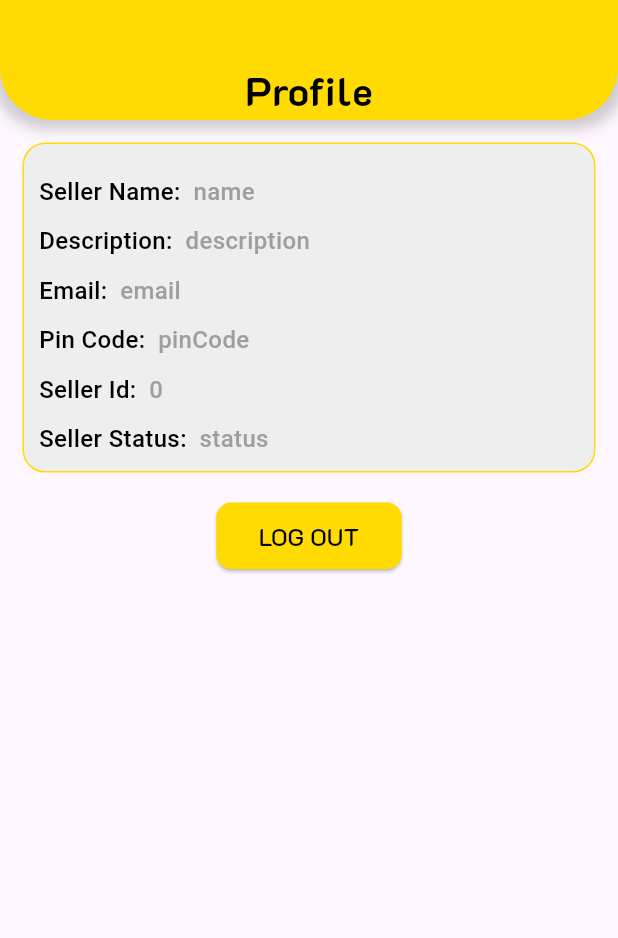
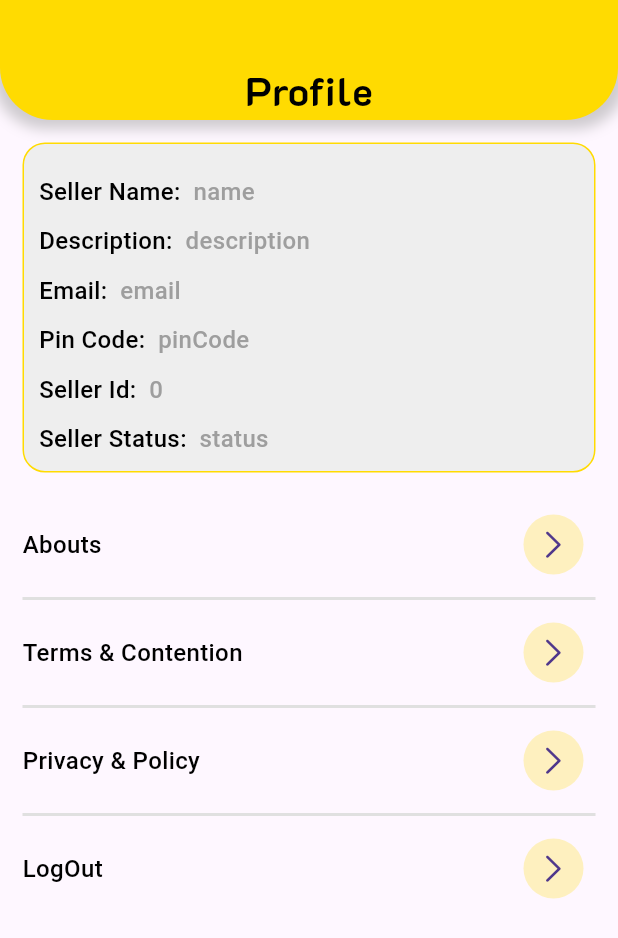
Before and after one commit to musthafamullath/Fork-Plate-Restaurant, a Flutter app: the ScreenProfile screen opened directly, on a phone screen of 412 x 824 dp. Shown: the top 938 px of the screen. Run offline on Flutter 3.47's test engine with Material 3 defaults, Android fonts, the phone set to English and light mode, and no system bars; our stand-ins replace bloc, dio, flutter_bloc, image_picker, salomon_bottom_bar, shared_preferences; accounts and stored records are empty; network calls fail.

Commit message:
camara & gallery

```diff
--- a/lib/utils/constants.dart
+++ b/lib/utils/constants.dart
@@ -12,6 +12,7 @@ const kWidth50 = SizedBox(width: 50);
 
 const divider1 = Divider(thickness: 1, color: Colors.black);
 const divider2 = Divider(thickness: 2, color: Colors.grey);
+final divider3 = Divider(thickness: 2,color: Colors.grey.shade300,);
 const divider5 = Divider(thickness: 5, color: Colors.black);
 
 const Color orange = Colors.orange;
--- a/lib/views/screens/home/widgets/seller_sales_panal_widget.dart
+++ b/lib/views/screens/home/widgets/seller_sales_panal_widget.dart
@@ -23,7 +23,7 @@ class SellerSalesPanalWidget extends StatelessWidget {
         height: width * 3 / 10,
         decoration: BoxDecoration(
           borderRadius: BorderRadius.circular(15),
-          color: yellow,
+          color: white,
           border: Border.all(
             width: 1.5,
             color: black,
--- a/lib/views/screens/profile/screen_profile.dart
+++ b/lib/views/screens/profile/screen_profile.dart
@@ -1,10 +1,11 @@
+import 'package:flutter/cupertino.dart';
 import 'package:flutter/material.dart';
 import 'package:flutter_bloc/flutter_bloc.dart';
 import 'package:foodie_fly_restaurant/controllers/blocs/profile/profile_bloc.dart';
 import 'package:foodie_fly_restaurant/utils/constants.dart';
 import 'package:foodie_fly_restaurant/views/screens/profile/widgets/dialog_box.dart';
 import 'package:foodie_fly_restaurant/views/widgets/class_widgets/app_bar_widget.dart';
-import 'package:foodie_fly_restaurant/views/widgets/class_widgets/button_widget.dart';
+import 'package:foodie_fly_restaurant/views/widgets/class_widgets/section_head.dart';
 
 import '../../widgets/class_widgets/profile_span_text.dart';
 
@@ -83,17 +84,82 @@ class ScreenProfile extends StatelessWidget {
                       ),
                     ),
                     kHight20,
-                    ButtonWidget(
-                      width: size * 6 / 10,
-                      height: size * 2.7 / 10,
-                      text: "LOG OUT",
-                      onPressed: () async {
-                        showDialogBOx(context);
-                      },
-                    ),
                   ],
                 );
               },
+            ),
+            Row(
+              mainAxisAlignment: MainAxisAlignment.spaceBetween,
+              children: [
+                const SectionHead(
+                  heading: 'Abouts',
+                  values: '',
+                ),
+                IconButton(
+                  onPressed: () {},
+                  icon: CircleAvatar(
+                      backgroundColor: yellow.withOpacity(0.25),
+                      child: const Icon(
+                        CupertinoIcons.right_chevron,
+                      )),
+                ),
+              ],
+            ),
+            divider3,
+            Row(
+              mainAxisAlignment: MainAxisAlignment.spaceBetween,
+              children: [
+                const SectionHead(
+                  heading: 'Terms & Contention',
+                  values: '',
+                ),
+                IconButton(
+                  onPressed: () {},
+                  icon: CircleAvatar(
+                      backgroundColor: yellow.withOpacity(0.25),
+                      child: const Icon(
+                        CupertinoIcons.right_chevron,
+                      )),
+                ),
+              ],
+            ),
+            divider3,
+            Row(
+              mainAxisAlignment: MainAxisAlignment.spaceBetween,
+              children: [
+                const SectionHead(
+                  heading: 'Privacy & Policy ',
+                  values: '',
+                ),
+                IconButton(
+                  onPressed: () {},
+                  icon: CircleAvatar(
+                      backgroundColor: yellow.withOpacity(0.25),
+                      child: const Icon(
+                        CupertinoIcons.right_chevron,
+                      )),
+                ),
+              ],
+            ),
+            divider3,
+            Row(
+              mainAxisAlignment: MainAxisAlignment.spaceBetween,
+              children: [
+                const SectionHead(
+                  heading: 'LogOut',
+                  values: '',
+                ),
+                IconButton(
+                  onPressed: () async {
+                    showDialogBOx(context);
+                  },
+                  icon: CircleAvatar(
+                      backgroundColor: yellow.withOpacity(0.25),
+                      child: const Icon(
+                        CupertinoIcons.right_chevron,
+                      )),
+                ),
+              ],
             ),
           ],
         ),
```
Also changed, not shown: lib/views/screens/add_dishes/widgets/pick_image.dart (+9 -9 lines).
